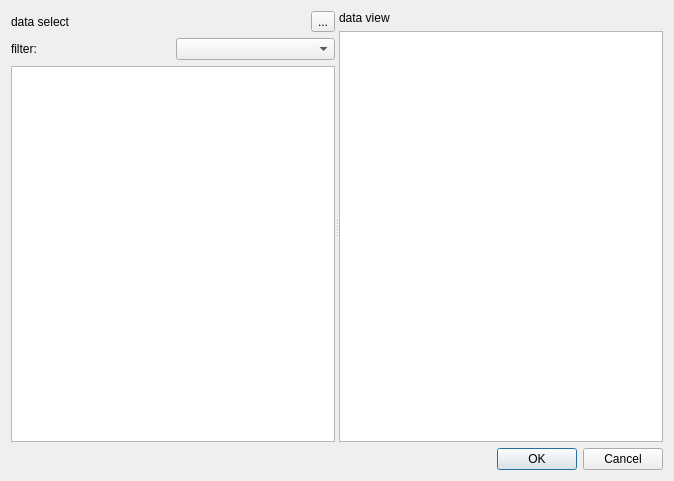
Before: the Qt Designer form src/signACommonUI/SAValueSelectDialog.ui in czyt1988/sa, drawn with Qt 5.
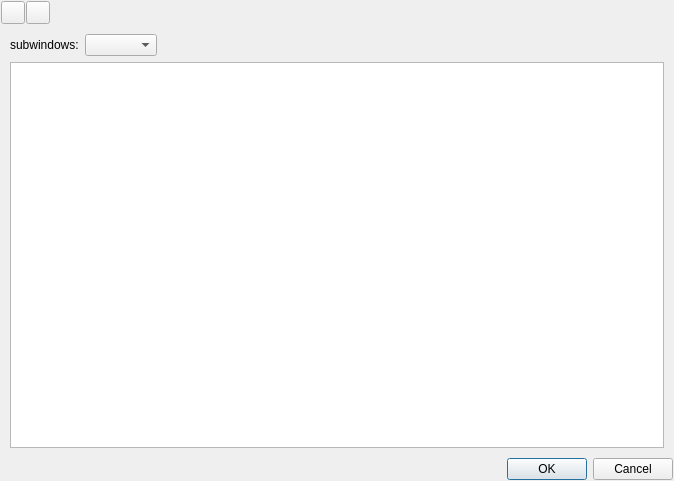
After: the same form once the commit is applied. The open tabs and pages were chosen to show the change.

Diff of the .ui file:
```diff
--- a/src/signACommonUI/SAValueSelectDialog.ui
+++ b/src/signACommonUI/SAValueSelectDialog.ui
@@ -14,6 +14,80 @@
    <string>Dialog</string>
   </property>
   <layout class="QVBoxLayout" name="verticalLayout_3">
+   <property name="spacing">
+    <number>1</number>
+   </property>
+   <property name="leftMargin">
+    <number>1</number>
+   </property>
+   <property name="topMargin">
+    <number>1</number>
+   </property>
+   <property name="rightMargin">
+    <number>1</number>
+   </property>
+   <property name="bottomMargin">
+    <number>1</number>
+   </property>
+   <item>
+    <layout class="QHBoxLayout" name="horizontalLayout_5">
+     <item>
+      <widget class="QToolButton" name="toolButtonValueSelect">
+       <property name="toolTip">
+        <string>&lt;html&gt;&lt;head/&gt;&lt;body&gt;&lt;p&gt;select curves&lt;/p&gt;&lt;/body&gt;&lt;/html&gt;</string>
+       </property>
+       <property name="text">
+        <string/>
+       </property>
+      </widget>
+     </item>
+     <item>
+      <widget class="QToolButton" name="toolButtonFigureSlect">
+       <property name="toolTip">
+        <string>&lt;html&gt;&lt;head/&gt;&lt;body&gt;&lt;p&gt;select fram figure&lt;/p&gt;&lt;/body&gt;&lt;/html&gt;</string>
+       </property>
+       <property name="text">
+        <string/>
+       </property>
+      </widget>
+     </item>
+     <item>
+      <spacer name="horizontalSpacer_3">
+       <property name="orientation">
+        <enum>Qt::Horizontal</enum>
+       </property>
+       <property name="sizeHint" stdset="0">
+        <size>
+         <width>40</width>
+         <height>20</height>
+        </size>
+       </property>
+      </spacer>
+     </item>
+    </layout>
+   </item>
+   <item>
+    <widget class="QStackedWidget" name="stackedWidget">
+     <property name="currentIndex">
+      <number>0</number>
+     </property>
+     <widget class="QWidget" name="selectValue">
+      <layout class="QVBoxLayout" name="verticalLayout_4">
+       <property name="spacing">
+        <number>1</number>
+       </property>
+       <property name="leftMargin">
+        <number>1</number>
+       </property>
+       <property name="topMargin">
+        <number>1</number>
+       </property>
+       <property name="rightMargin">
+        <number>1</number>
+       </property>
+       <property name="bottomMargin">
+        <number>1</number>
+       </property>
    <item>
     <widget class="QSplitter" name="splitter">
      <property name="sizePolicy">
@@ -25,7 +99,7 @@
      <property name="orientation">
       <enum>Qt::Horizontal</enum>
      </property>
-     <widget class="QWidget" name="">
+         <widget class="QWidget" name="layoutWidget">
       <layout class="QVBoxLayout" name="verticalLayout">
        <item>
         <layout class="QHBoxLayout" name="horizontalLayout">
@@ -64,7 +138,7 @@
        </item>
       </layout>
      </widget>
-     <widget class="QWidget" name="">
+         <widget class="QWidget" name="layoutWidget">
       <layout class="QVBoxLayout" name="verticalLayout_2">
        <item>
         <widget class="QLabel" name="label_2">
@@ -75,6 +149,44 @@
        </item>
        <item>
         <widget class="QTableView" name="tableView"/>
+           </item>
+          </layout>
+         </widget>
+        </widget>
+       </item>
+      </layout>
+     </widget>
+     <widget class="QWidget" name="selectFigureItem">
+      <layout class="QVBoxLayout" name="verticalLayout_5">
+       <item>
+        <layout class="QHBoxLayout" name="horizontalLayout_4">
+         <item>
+          <widget class="QLabel" name="label_4">
+           <property name="text">
+            <string>subwindows:</string>
+           </property>
+          </widget>
+         </item>
+         <item>
+          <widget class="QComboBox" name="comboBox_subWindow"/>
+         </item>
+         <item>
+          <spacer name="horizontalSpacer_2">
+           <property name="orientation">
+            <enum>Qt::Horizontal</enum>
+           </property>
+           <property name="sizeHint" stdset="0">
+            <size>
+             <width>40</width>
+             <height>20</height>
+            </size>
+           </property>
+          </spacer>
+         </item>
+        </layout>
+       </item>
+       <item>
+        <widget class="QTreeView" name="treeView_ChartItems"/>
        </item>
       </layout>
      </widget>
```
Lines whose indentation alone changed are shown as unchanged.
